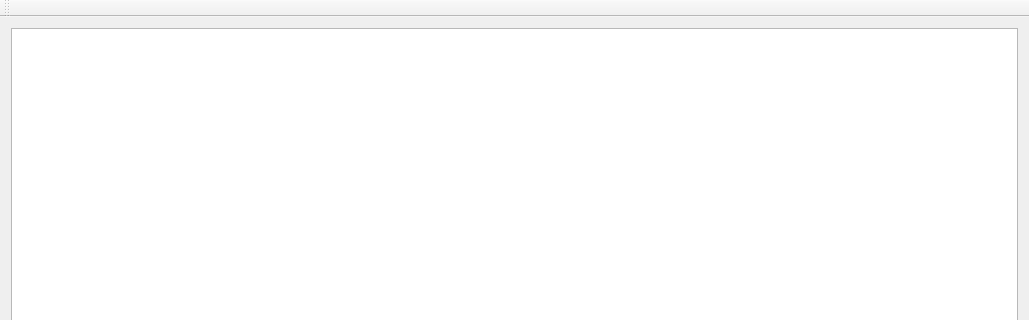
The window that PableApplication/mainwindow.ui (PLUkraine/pable_v2) describes before a commit, drawn with Qt 5; both pictures show x 0 to 1029 and y 0 to 320 of the 1029 by 651 pixel window.
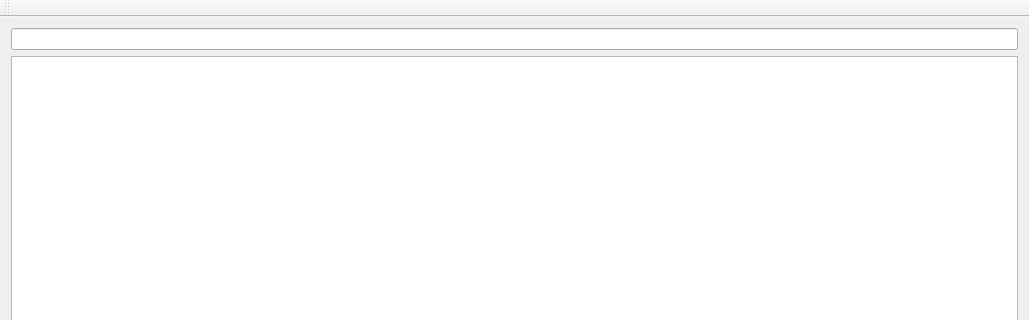
The same window after the commit.

Commit message: Add lineEdit to app

```diff
--- a/PableApplication/mainwindow.ui
+++ b/PableApplication/mainwindow.ui
@@ -14,7 +14,10 @@
    <string>MainWindow</string>
   </property>
   <widget class="QWidget" name="centralWidget">
-   <layout class="QHBoxLayout" name="horizontalLayout">
+   <layout class="QVBoxLayout" name="verticalLayout">
+    <item>
+     <widget class="QLineEdit" name="lineEdit"/>
+    </item>
     <item>
      <widget class="QTableView" name="mainTableView"/>
     </item>
```
Left out of the diff: 2 changed lines with no effect on the pictures. The commit also changes 5 other files.
